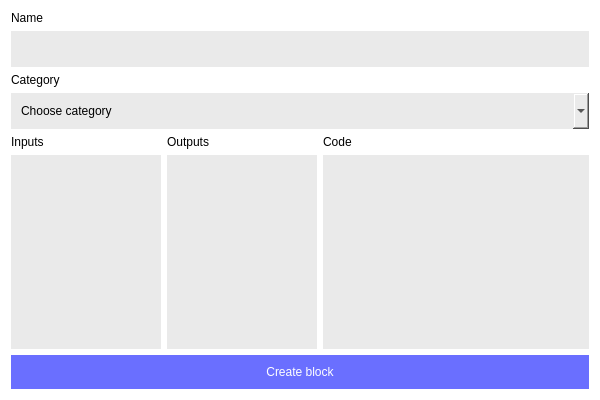
Qt form src/Dialogs/createblockdialog.ui (romanato73/vut-icp-2021) before a commit.
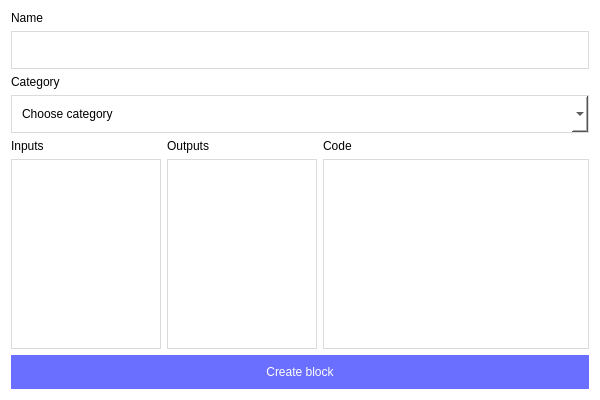
The same form after that commit.

```diff
--- a/src/Dialogs/createblockdialog.ui
+++ b/src/Dialogs/createblockdialog.ui
@@ -39,8 +39,7 @@
    <item>
     <widget class="QLineEdit" name="blockName">
      <property name="styleSheet">
-      <string notr="true">background-color: #EAEAEA;
-border: none;
+      <string notr="true">border: 1px solid #DBDBDB;
 padding: 10px;</string>
      </property>
     </widget>
@@ -56,15 +55,12 @@
     <widget class="QComboBox" name="blockCategory">
      <property name="styleSheet">
       <string notr="true">QComboBox {
-	background-color: #EAEAEA;
-	border: none;
+	border: 1px solid #DBDBDB;
 	padding: 10px;
 }
 
 QComboBox QAbstractItemView {
-	background-color: #EAEAEA;
-	selection-background-color: #6A6FFF;
-	border: none;
+	border: 1px solid #DBDBDB;
 }</string>
      </property>
      <property name="placeholderText">
@@ -118,8 +114,7 @@
          <item>
           <widget class="QTextEdit" name="inputs">
            <property name="styleSheet">
-            <string notr="true">background-color: #EAEAEA;
-border: none;
+            <string notr="true">border: 1px solid #DBDBDB;
 padding: 10px;</string>
            </property>
           </widget>
@@ -158,8 +153,7 @@
          <item>
           <widget class="QTextEdit" name="outputs">
            <property name="styleSheet">
-            <string notr="true">background-color: #EAEAEA;
-border: none;
+            <string notr="true">border: 1px solid #DBDBDB;
 padding: 10px;</string>
            </property>
           </widget>
@@ -192,8 +186,7 @@
          <item>
           <widget class="QTextEdit" name="code">
            <property name="styleSheet">
-            <string notr="true">background-color: #EAEAEA;
-border: none;
+            <string notr="true">border: 1px solid #DBDBDB;
 padding: 10px;</string>
            </property>
           </widget>
```
